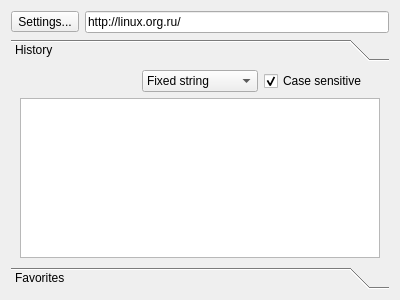
Before: the Qt Designer form src/plugins/poshuku/poshuku.ui in 0xd34df00d/leechcraft, drawn with Qt 5.
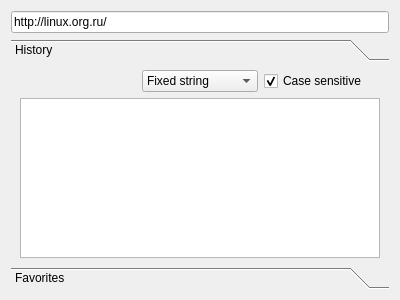
After: the same form once the commit is applied. The open tabs and pages were chosen to show the change. Custom widgets are drawn as their Qt base class.

Commit message: + Core: Aggregate all settings into one Core dialog. * XmlSettingsDialog: API changes. * Aggregator: Support that. * BitTorrent: Support that. * CSTP: Support that. * Poshuku: Support that.

Diff of the .ui file:
```diff
--- a/src/plugins/poshuku/poshuku.ui
+++ b/src/plugins/poshuku/poshuku.ui
@@ -15,13 +15,6 @@
   <layout class="QVBoxLayout" name="verticalLayout" >
    <item>
     <layout class="QHBoxLayout" name="horizontalLayout_3" >
-     <item>
-      <widget class="QToolButton" name="SettingsButton_" >
-       <property name="text" >
-        <string>Settings...</string>
-       </property>
-      </widget>
-     </item>
      <item>
       <widget class="QLineEdit" name="AddressLine_" >
        <property name="text" >
```
Left out of the diff: 6 changed lines with no effect on the pictures. The commit also changes 52 other files.
